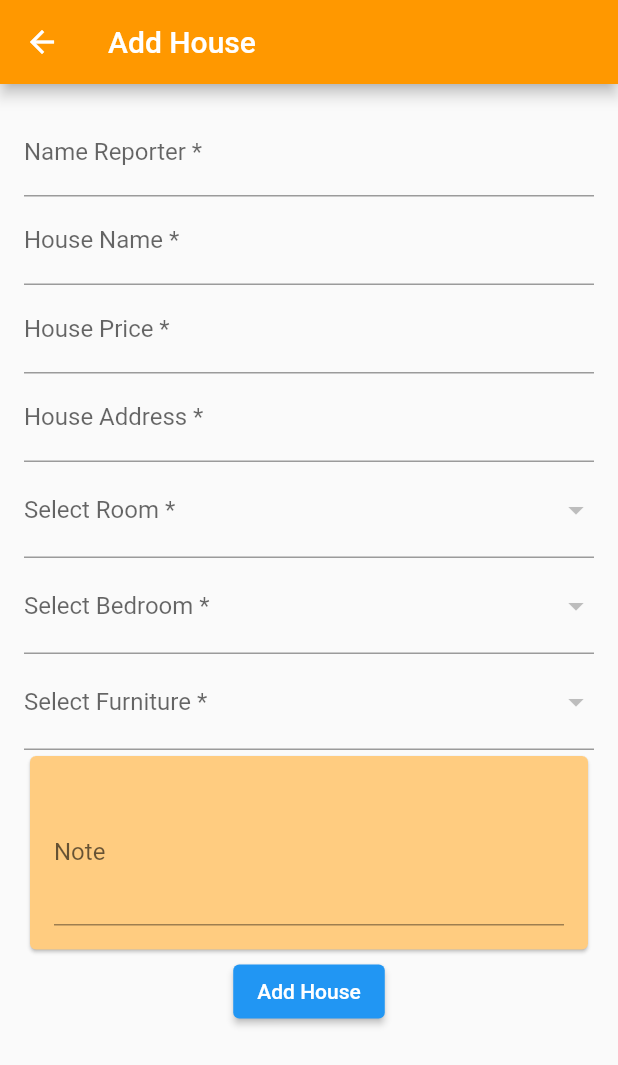
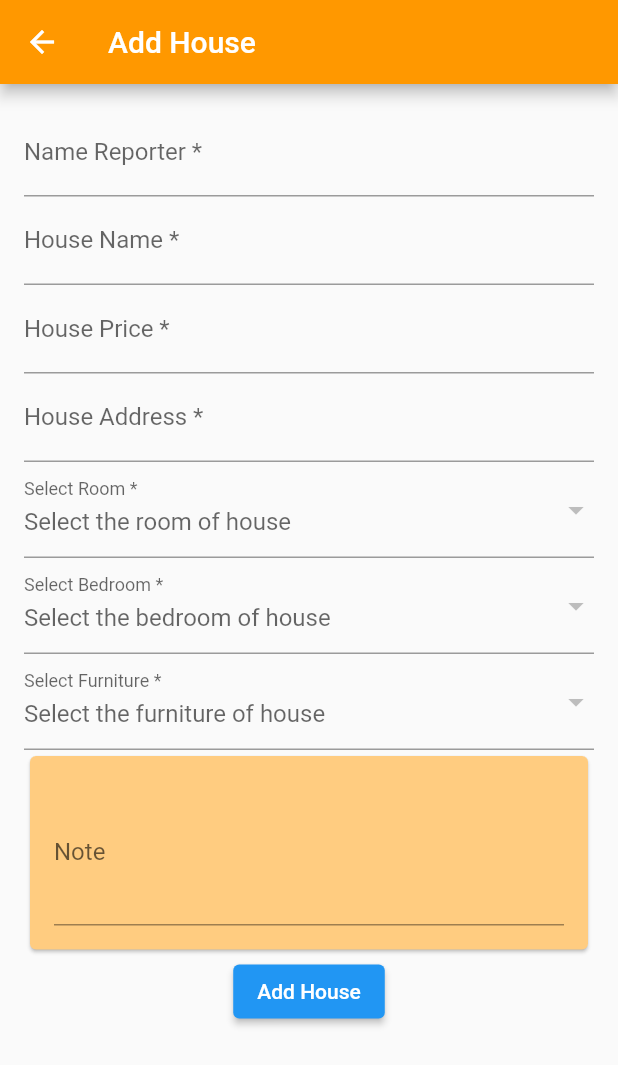
Before and after one commit to CuongNguyen2000/rentalZ_MobileApp, a Flutter app: the TodoScreen screen opened directly, on a phone screen of 412 x 824 dp. Shown: the top 1065 px of the screen. Run offline on Flutter 3.47's test engine with Material 2 defaults, Android fonts, the light colour scheme and no system bars; our stand-ins replace sqflite; accounts and stored records are empty.

Commit message:
last update

```diff
--- a/lib/screens/home.dart
+++ b/lib/screens/home.dart
@@ -262,33 +262,37 @@ class _HomeScreenState extends State<HomeScreen> {
                   controller: _houseReporterController,
                   decoration: InputDecoration(
                     labelText: 'Reporter',
-                    hintText: 'Reporter',
+                    hintText: 'Enter name of reporter',
                   ),
                 ),
                 TextFormField(
                   controller: _houseNameController,
                   decoration: InputDecoration(
                     labelText: 'Name',
-                    hintText: 'Name',
+                    hintText: 'Enter name of house',
                   ),
                 ),
                 TextFormField(
                   controller: _housePriceController,
                   decoration: InputDecoration(
                     labelText: 'Price',
-                    hintText: 'Price',
+                    hintText: 'Enter price of house',
                   ),
                 ),
                 TextFormField(
                   controller: _houseAddressController,
                   decoration: InputDecoration(
                     labelText: 'Address',
-                    hintText: 'Address',
+                    hintText: 'Enter address of house',
                   ),
                 ),
                 DropdownButtonFormField<dynamic>(
                   value: _selectedBedroom,
                   items: _bedrooms,
+                  decoration: InputDecoration(
+                    labelText: 'Select Bedroom',
+                    hintText: 'Select bedroom type',
+                  ),
                   onChanged: (newValue) {
                     setState(() {
                       _selectedBedroom = newValue;
@@ -298,6 +302,10 @@ class _HomeScreenState extends State<HomeScreen> {
                 DropdownButtonFormField<dynamic>(
                   value: _selectedFurniture,
                   items: _furnitures,
+                  decoration: InputDecoration(
+                    labelText: 'Select Furniture',
+                    hintText: 'Select furniture type',
+                  ),
                   onChanged: (newValue) {
                     setState(() {
                       _selectedFurniture = newValue;
@@ -307,6 +315,10 @@ class _HomeScreenState extends State<HomeScreen> {
                 DropdownButtonFormField<dynamic>(
                   value: _selectedRoom,
                   items: _rooms,
+                  decoration: InputDecoration(
+                    labelText: 'Select Room',
+                    hintText: 'Select room type',
+                  ),
                   onChanged: (newValue) {
                     setState(() {
                       _selectedRoom = newValue;
@@ -321,6 +333,7 @@ class _HomeScreenState extends State<HomeScreen> {
                       controller: _houseNoteController,
                       decoration: const InputDecoration(
                         labelText: 'Note',
+                        hintText: 'Enter note of house',
                       ),
                       maxLines: 3,
                     ),
@@ -410,11 +423,15 @@ class _HomeScreenState extends State<HomeScreen> {
                   shape: RoundedRectangleBorder(
                     borderRadius: BorderRadius.circular(20),
                   ),
-
+                  // tap to view details of house
+                  child: InkWell(
+                    onTap: () {
+                      _showDetails(house.id);
+                    },
                     child: Column(
                       children: <Widget>[
                         ListTile(
-                        title: Text(house.name!),
+                          title: Text('Name: ${house.name!}'),
                           subtitle: Text(
                             '\$ ${house.price!.toString()} / month',
                             style: TextStyle(
@@ -424,7 +441,7 @@ class _HomeScreenState extends State<HomeScreen> {
                           ),
                         ),
                         ListTile(
-                        title: Text(house.address!),
+                          title: Text('Address: ${house.address!}'),
                           subtitle: Text(
                             'Reporter: ${house.reporter!}',
                             style: TextStyle(
@@ -452,6 +469,7 @@ class _HomeScreenState extends State<HomeScreen> {
                         ),
                       ],
                     ),
+                  ),
                 );
               }).toList(),
             ),
--- a/lib/screens/todo_screen.dart
+++ b/lib/screens/todo_screen.dart
@@ -180,6 +180,7 @@ class _TodoScreenState extends State<TodoScreen> {
                   controller: _houseReporterController,
                   decoration: const InputDecoration(
                     labelText: 'Name Reporter *',
+                    hintText: 'Enter the name of reporter',
                   ),
                   validator: (value) {
                     if (value == null || value.isEmpty) {
@@ -193,6 +194,7 @@ class _TodoScreenState extends State<TodoScreen> {
                   controller: _houseNameController,
                   decoration: const InputDecoration(
                     labelText: 'House Name *',
+                    hintText: 'Enter the name of house',
                   ),
                   validator: (value) {
                     if (value == null || value.isEmpty) {
@@ -206,6 +208,7 @@ class _TodoScreenState extends State<TodoScreen> {
                   controller: _housePriceController,
                   decoration: const InputDecoration(
                     labelText: 'House Price *',
+                    hintText: 'Enter the price of house',
                   ),
                   validator: (value) {
                     if (value == null || value.isEmpty) {
@@ -222,6 +225,7 @@ class _TodoScreenState extends State<TodoScreen> {
                   controller: _houseAddressController,
                   decoration: const InputDecoration(
                     labelText: 'House Address *',
+                    hintText: 'Enter the address of house',
                   ),
                   validator: (value) {
                     if (value == null || value.isEmpty) {
@@ -241,6 +245,7 @@ class _TodoScreenState extends State<TodoScreen> {
                   },
                   decoration: const InputDecoration(
                     labelText: 'Select Room *',
+                    hintText: 'Select the room of house',
                   ),
                   validator: (value) {
                     if (value == null) {
@@ -260,6 +265,7 @@ class _TodoScreenState extends State<TodoScreen> {
                   },
                   decoration: const InputDecoration(
                     labelText: 'Select Bedroom *',
+                    hintText: 'Select the bedroom of house',
                   ),
                   validator: (value) {
                     if (value == null) {
@@ -279,6 +285,7 @@ class _TodoScreenState extends State<TodoScreen> {
                   },
                   decoration: const InputDecoration(
                     labelText: 'Select Furniture *',
+                    hintText: 'Select the furniture of house',
                   ),
                   validator: (value) {
                     if (value == null) {
@@ -296,6 +303,7 @@ class _TodoScreenState extends State<TodoScreen> {
                       controller: _houseNoteController,
                       decoration: const InputDecoration(
                         labelText: 'Note',
+                        hintText: 'Enter some note',
                       ),
                       maxLines: 3,
                     ),
```
Lines whose indentation alone changed are shown as unchanged.
